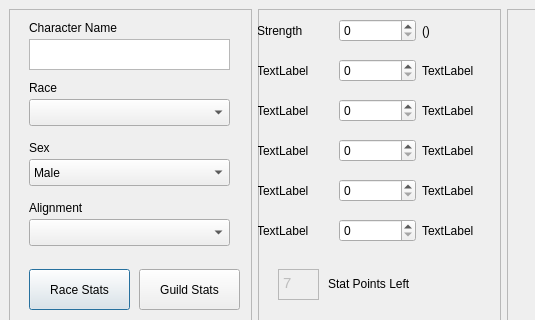
rcuhljr/mordor-reboot, file source/Moredor/charactercreationdialog.ui: the form before one commit; both pictures show x 0 to 535 and y 0 to 320 of the 759 by 514 pixel window.
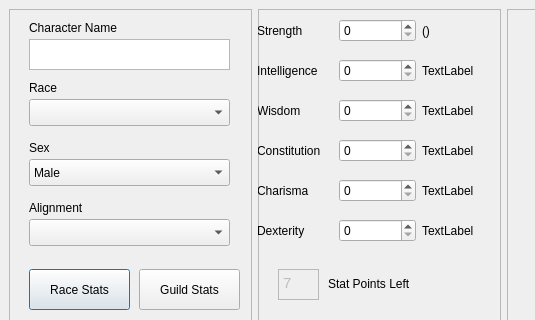
The form after the commit.

The edit to the form file:
```diff
--- a/source/Moredor/charactercreationdialog.ui
+++ b/source/Moredor/charactercreationdialog.ui
@@ -213,7 +213,7 @@
         <item row="2" column="0">
          <widget class="QLabel" name="label_8">
           <property name="text">
-           <string>TextLabel</string>
+           <string>Wisdom</string>
           </property>
           <property name="margin">
            <number>5</number>
@@ -223,7 +223,7 @@
         <item row="1" column="0">
          <widget class="QLabel" name="label_6">
           <property name="text">
-           <string>TextLabel</string>
+           <string>Intelligence</string>
           </property>
           <property name="margin">
            <number>5</number>
@@ -233,7 +233,7 @@
         <item row="4" column="0">
          <widget class="QLabel" name="label_12">
           <property name="text">
-           <string>TextLabel</string>
+           <string>Charisma</string>
           </property>
           <property name="margin">
            <number>5</number>
@@ -243,7 +243,7 @@
         <item row="5" column="0">
          <widget class="QLabel" name="label_14">
           <property name="text">
-           <string>TextLabel</string>
+           <string>Dexterity</string>
           </property>
           <property name="margin">
            <number>5</number>
@@ -266,7 +266,7 @@
         <item row="3" column="0">
          <widget class="QLabel" name="label_10">
           <property name="text">
-           <string>TextLabel</string>
+           <string>Constitution</string>
           </property>
           <property name="margin">
            <number>5</number>
```
Left out of the diff: 12 changed lines with no effect on the pictures.
